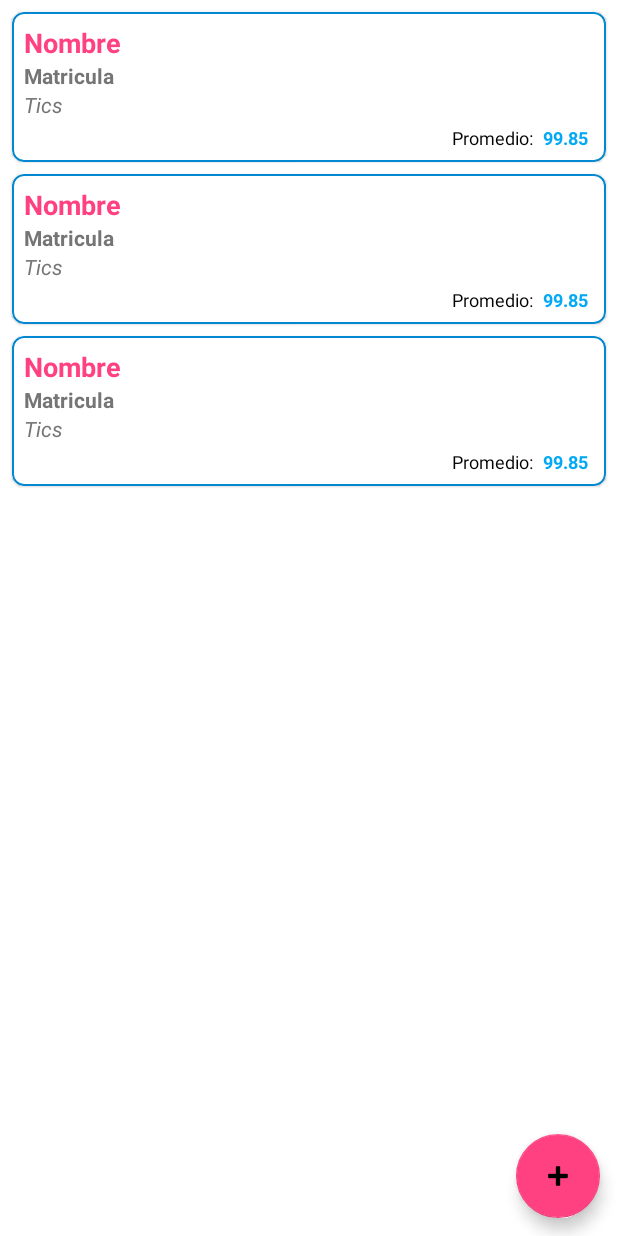
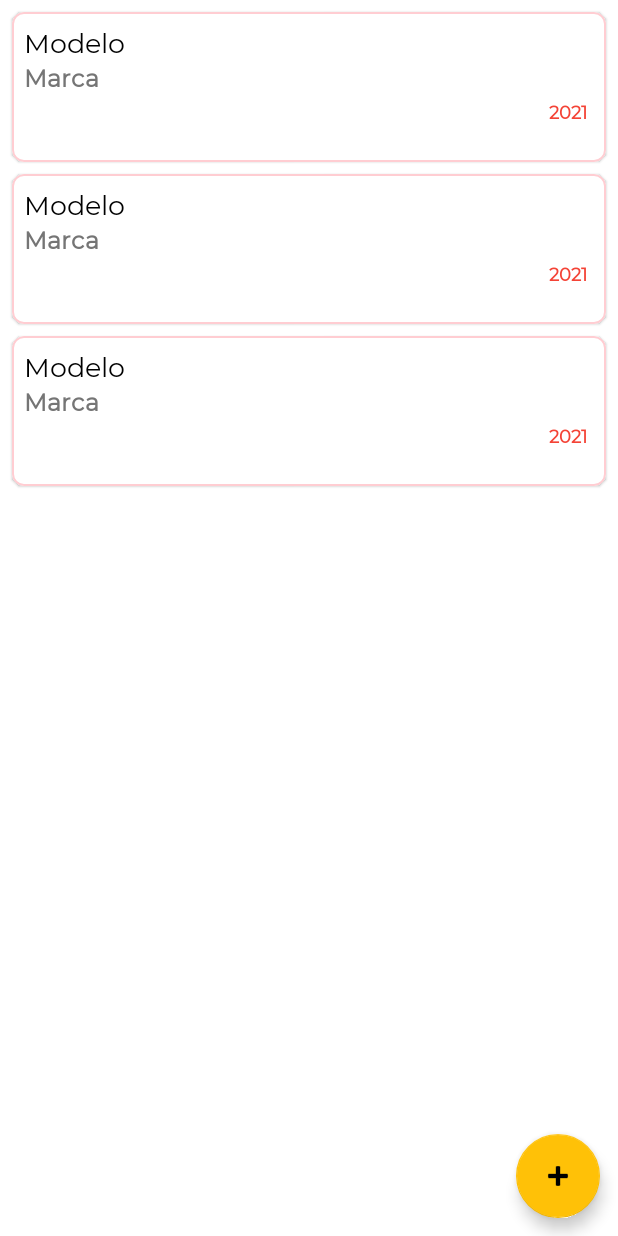
Before and after one commit to Yaattzy/Unidad3EXA, an Android app: the layout activity_main.xml on its own in the app's theme, with its tools: preview values and no code run, on a phone screen of 412 x 824 dp. Run offline under Robolectric (Android 15) with nearby library versions, the phone set to English and light mode, and no system bars.

Commit message:
Recuperación unidad 3

```diff
--- a/app/src/main/AndroidManifest.xml
+++ b/app/src/main/AndroidManifest.xml
@@ -3,13 +3,16 @@
     package="com.dam.ye.examenunidad3">
 
     <application
-        android:name=".AlumnoApplication"
+        android:name=".CarApplication"
         android:allowBackup="true"
         android:icon="@mipmap/ic_launcher"
         android:label="@string/app_name"
         android:roundIcon="@mipmap/ic_launcher_round"
         android:supportsRtl="true"
         android:theme="@style/Theme.EXAMENUNIDAD3">
+        <activity
+            android:name=".AgregarActivity"
+            android:exported="false" />
         <activity
             android:name=".MainActivity"
             android:exported="true">
--- a/app/src/main/java/com/dam/ye/examenunidad3/AlumnoDao.kt
+++ b/app/src/main/java/com/dam/ye/examenunidad3/CarDao.kt
@@ -1,6 +1,6 @@
 package com.dam.ye.examenunidad3
 
 // Anotación
-interface AlumnoDao {
+interface CarDao {
     // Realizar funciones necesarias para interacción con BD
 }
--- a/app/src/main/java/com/dam/ye/examenunidad3/AlumnoDatabase.kt
+++ b/app/src/main/java/com/dam/ye/examenunidad3/CarDatabase.kt
@@ -3,6 +3,6 @@ package com.dam.ye.examenunidad3
 import androidx.room.RoomDatabase
 
 // Anotación
-abstract class AlumnoDatabase: RoomDatabase() {
+abstract class CarDatabase: RoomDatabase() {
     // Función del DAO
 }
--- a/app/src/main/java/com/dam/ye/examenunidad3/AlumnoRepository.kt
+++ b/app/src/main/java/com/dam/ye/examenunidad3/CarRepository.kt
@@ -1,5 +1,5 @@
 package com.dam.ye.examenunidad3
 
-class AlumnoRepository() {
+class CarRepository() {
     // Crear funciones necesarias para interactuar con el DAO
 }
--- a/app/src/main/java/com/dam/ye/examenunidad3/AlumnoViewModel.kt
+++ b/app/src/main/java/com/dam/ye/examenunidad3/CarViewModel.kt
@@ -2,7 +2,7 @@ package com.dam.ye.examenunidad3
 
 import androidx.lifecycle.ViewModel
 
-class AlumnoViewModel: ViewModel() {
+class CarViewModel: ViewModel() {
 
     // UTILIZAR LIVE DATA
 
--- a/app/src/main/res/layout/activity_main.xml
+++ b/app/src/main/res/layout/activity_main.xml
@@ -8,12 +8,12 @@
     tools:context=".MainActivity">
 
     <androidx.recyclerview.widget.RecyclerView
-        android:id="@+id/rvAlumnos"
+        android:id="@+id/rv_cars"
         android:layout_width="match_parent"
         android:layout_height="match_parent"
         android:scrollbars="vertical"
         android:paddingTop="4dp"
-        tools:listitem="@layout/item_alumno"/>
+        tools:listitem="@layout/item_car"/>
 
     <com.google.android.material.floatingactionbutton.FloatingActionButton
         android:id="@+id/fab"
--- a/app/src/main/res/layout/item_alumno.xml
+++ /dev/null
@@ -1,81 +0,0 @@
-<?xml version="1.0" encoding="utf-8"?>
-<com.google.android.material.card.MaterialCardView
-    xmlns:android="http://schemas.android.com/apk/res/android"
-    xmlns:app="http://schemas.android.com/apk/res-auto"
-    xmlns:tools="http://schemas.android.com/tools"
-    android:layout_width="match_parent"
-    android:layout_height="100dp"
-    app:strokeWidth="1dp"
-    android:clickable="true"
-    android:focusable="true"
-    app:cardCornerRadius="8dp"
-    app:strokeColor="@color/blue_700"
-    android:layout_marginHorizontal="8dp"
-    android:layout_marginVertical="4dp">
-
-    <androidx.constraintlayout.widget.ConstraintLayout
-        android:layout_width="match_parent"
-        android:layout_height="wrap_content"
-        android:padding="8dp">
-
-        <TextView
-            android:id="@+id/txtNombre"
-            android:layout_width="match_parent"
-            android:layout_height="wrap_content"
-            tools:text="Nombre"
-            android:textSize="18sp"
-            android:textStyle="bold"
-            android:textColor="@color/pink_700"
-            app:layout_constraintStart_toStartOf="parent"
-            app:layout_constraintTop_toTopOf="parent"/>
-
-        <TextView
-            android:id="@+id/txtMatricula"
-            android:layout_width="match_parent"
-            android:layout_height="wrap_content"
-            tools:text="Matricula"
-            android:textColor="@color/grey_200"
-            android:textSize="14sp"
-            android:textStyle="bold"
-            app:layout_constraintStart_toStartOf="@id/txtNombre"
-            app:layout_constraintTop_toBottomOf="@id/txtNombre" />
-
-        <TextView
-            android:id="@+id/txtCarrera"
-            android:layout_width="match_parent"
-            android:layout_height="wrap_content"
-            tools:text="Tics"
-            android:textColor="@color/grey_200"
-            android:textSize="14sp"
-            android:textStyle="italic"
-            app:layout_constraintStart_toStartOf="@id/txtMatricula"
-            app:layout_constraintTop_toBottomOf="@id/txtMatricula" />
-
-        <TextView
-            android:id="@+id/txtPromedio"
-            android:layout_width="wrap_content"
-            android:layout_height="wrap_content"
-            tools:text="99.85"
-            android:textSize="12sp"
-            android:textStyle="bold"
-            android:textColor="@color/blue_500"
-            app:layout_constraintEnd_toEndOf="parent"
-            android:layout_margin="4dp"
-            app:layout_constraintTop_toBottomOf="@id/txtCarrera"/>
-
-        <TextView
-            android:id="@+id/txtTitlePromedio"
-            android:layout_width="wrap_content"
-            android:layout_height="wrap_content"
-            android:text="Promedio: "
-            android:textSize="12sp"
-            android:textColor="@color/black"
-            android:layout_marginEnd="4dp"
-            app:layout_constraintEnd_toEndOf="parent"
-            app:layout_constraintEnd_toStartOf="@id/txtPromedio"
-            app:layout_constraintTop_toTopOf="@id/txtPromedio"/>
-
-
-    </androidx.constraintlayout.widget.ConstraintLayout>
-
-</com.google.android.material.card.MaterialCardView>
--- /dev/null
+++ b/app/src/main/res/layout/item_car.xml
@@ -0,0 +1,60 @@
+<?xml version="1.0" encoding="utf-8"?>
+<com.google.android.material.card.MaterialCardView
+    xmlns:android="http://schemas.android.com/apk/res/android"
+    xmlns:app="http://schemas.android.com/apk/res-auto"
+    xmlns:tools="http://schemas.android.com/tools"
+    android:layout_width="match_parent"
+    android:layout_height="100dp"
+    app:strokeWidth="1dp"
+    android:clickable="true"
+    android:focusable="true"
+    app:cardCornerRadius="8dp"
+    app:strokeColor="@color/red_200"
+    android:layout_marginHorizontal="8dp"
+    android:layout_marginVertical="4dp">
+
+    <androidx.constraintlayout.widget.ConstraintLayout
+        android:layout_width="match_parent"
+        android:layout_height="wrap_content"
+        android:padding="8dp">
+
+        <TextView
+            android:id="@+id/txt_model"
+            android:layout_width="match_parent"
+            android:layout_height="wrap_content"
+            android:text="Modelo"
+            android:textSize="18sp"
+            android:textColor="@color/black"
+            android:fontFamily="@font/montserrat"
+            app:layout_constraintStart_toStartOf="parent"
+            app:layout_constraintTop_toTopOf="parent"/>
+
+        <TextView
+            android:id="@+id/txt_brand"
+            android:layout_width="match_parent"
+            android:layout_height="wrap_content"
+            android:fontFamily="@font/montserrat"
+            android:text="Marca"
+            android:textColor="@color/grey_200"
+            android:textSize="16sp"
+            android:textStyle="bold"
+            app:layout_constraintStart_toStartOf="@id/txt_model"
+            app:layout_constraintTop_toBottomOf="@id/txt_model" />
+
+        <TextView
+            android:id="@+id/txt_year"
+            android:layout_width="wrap_content"
+            android:layout_height="wrap_content"
+            android:text="2021"
+            android:textSize="12sp"
+            android:fontFamily="@font/montserrat"
+            android:textColor="@color/red_500"
+            android:textStyle="bold"
+            app:layout_constraintEnd_toEndOf="parent"
+            android:layout_margin="4dp"
+            app:layout_constraintTop_toBottomOf="@id/txt_brand"/>
+
+
+    </androidx.constraintlayout.widget.ConstraintLayout>
+
+</com.google.android.material.card.MaterialCardView>
--- a/app/src/main/res/values-night/themes.xml
+++ b/app/src/main/res/values-night/themes.xml
@@ -2,15 +2,16 @@
     <!-- Base application theme. -->
     <style name="Theme.EXAMENUNIDAD3" parent="Theme.MaterialComponents.DayNight.DarkActionBar">
         <!-- Primary brand color. -->
-        <item name="colorPrimary">@color/blue_500</item>
-        <item name="colorPrimaryVariant">@color/blue_700</item>
+        <item name="colorPrimary">@color/red_500</item>
+        <item name="colorPrimaryVariant">@color/red_700</item>
         <item name="colorOnPrimary">@color/white</item>
         <!-- Secondary brand color. -->
-        <item name="colorSecondary">@color/pink_700</item>
+        <item name="colorSecondary">@color/yellow_700</item>
         <item name="colorSecondaryVariant">@color/grey_200</item>
         <item name="colorOnSecondary">@color/black</item>
         <!-- Status bar color. -->
         <item name="android:statusBarColor" tools:targetApi="l">?attr/colorPrimaryVariant</item>
         <!-- Customize your theme here. -->
+
     </style>
 </resources>
--- a/app/src/main/res/values/colors.xml
+++ b/app/src/main/res/values/colors.xml
@@ -1,10 +1,10 @@
 <?xml version="1.0" encoding="utf-8"?>
 <resources>
-    <color name="blue_200">#B3E5FC</color>
-    <color name="blue_500">#03A9F4</color>
-    <color name="blue_700">#0288D1</color>
+    <color name="red_200">#FFCDD2</color>
+    <color name="red_500">#F44336</color>
+    <color name="red_700">#D32F2F</color>
     <color name="grey_200">#757575</color>
-    <color name="pink_700">#FF4081</color>
+    <color name="yellow_700">#FFC107</color>
     <color name="black">#FF000000</color>
     <color name="white">#FFFFFFFF</color>
 </resources>
--- a/app/src/main/res/values/themes.xml
+++ b/app/src/main/res/values/themes.xml
@@ -2,15 +2,16 @@
     <!-- Base application theme. -->
     <style name="Theme.EXAMENUNIDAD3" parent="Theme.MaterialComponents.DayNight.DarkActionBar">
         <!-- Primary brand color. -->
-        <item name="colorPrimary">@color/blue_500</item>
-        <item name="colorPrimaryVariant">@color/blue_700</item>
+        <item name="colorPrimary">@color/red_500</item>
+        <item name="colorPrimaryVariant">@color/red_700</item>
         <item name="colorOnPrimary">@color/white</item>
         <!-- Secondary brand color. -->
-        <item name="colorSecondary">@color/pink_700</item>
+        <item name="colorSecondary">@color/yellow_700</item>
         <item name="colorSecondaryVariant">@color/grey_200</item>
         <item name="colorOnSecondary">@color/black</item>
         <!-- Status bar color. -->
         <item name="android:statusBarColor" tools:targetApi="l">?attr/colorPrimaryVariant</item>
         <!-- Customize your theme here. -->
+
     </style>
 </resources>
```
Also changed, not shown: app/src/main/java/com/dam/ye/examenunidad3/AgregarActivity.kt (added, +11 -0 lines), app/src/main/java/com/dam/ye/examenunidad3/AlumnoModel.kt (deleted, +0 -10 lines), app/src/main/java/com/dam/ye/examenunidad3/CarApplication.kt (renamed from app/src/main/java/com/dam/ye/examenunidad3/AlumnoApplication.kt, +5 -5 lines), app/src/main/java/com/dam/ye/examenunidad3/CarModel.kt (added, +9 -0 lines), app/src/main/java/com/dam/ye/examenunidad3/MainActivity.kt (+6 -4 lines), app/src/main/java/com/dam/ye/examenunidad3/adapter/CarAdapter.kt (renamed from app/src/main/java/com/dam/ye/examenunidad3/adapter/AlumnoAdapter.kt, +10 -12 lines), app/src/main/res/layout/activity_agregar.xml (added, +43 -0 lines), app/src/main/res/font/magnetob.TTF (added), app/src/main/res/font/montserrat.ttf (added).
